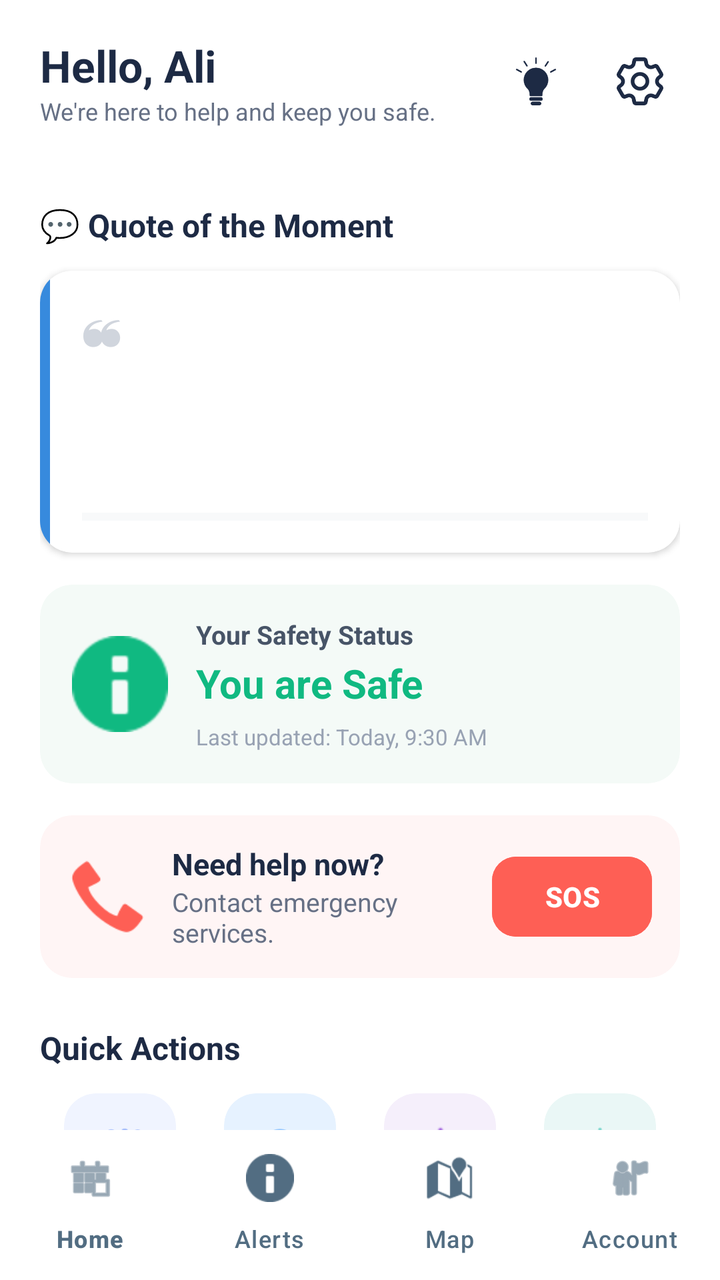
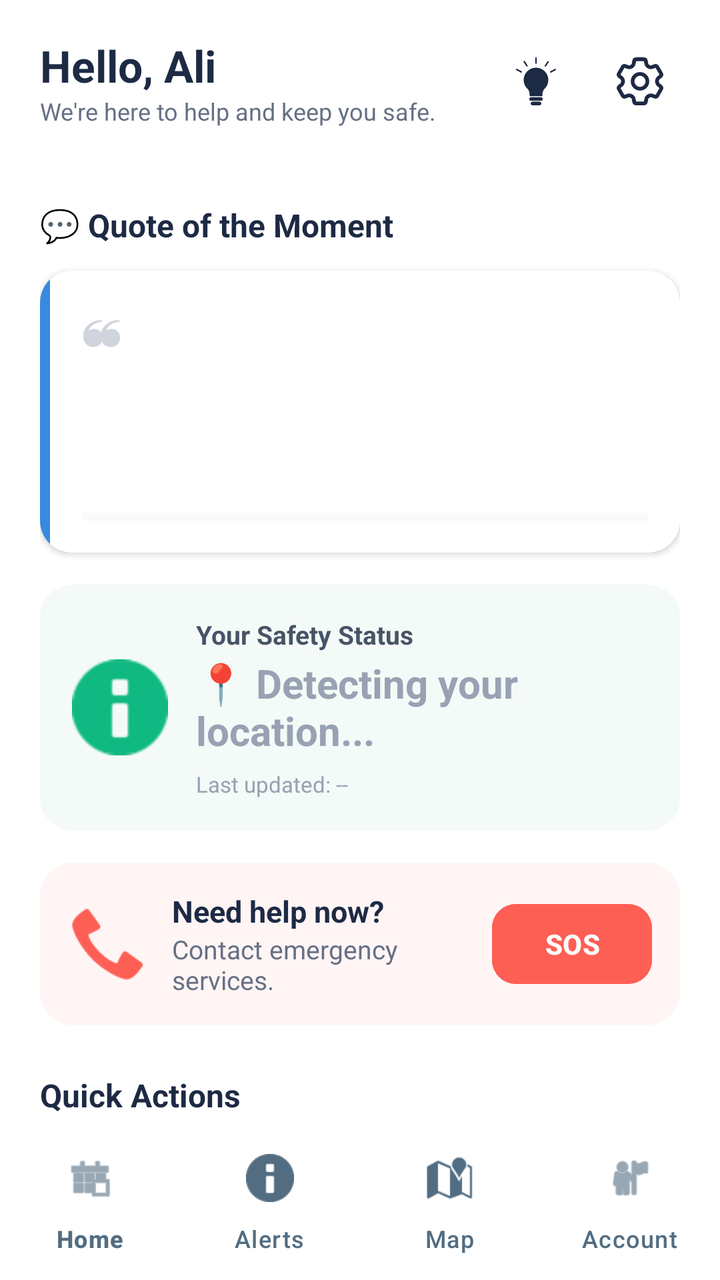

Screens rendered from an Android XML layout before and after an edit, with the pre-edit source and the edit as a unified diff.
<!-- AndroidManifest.xml: application theme Theme.Crises -->
<!-- res/layout/activity_home.xml -->
<?xml version="1.0" encoding="utf-8"?>
<RelativeLayout xmlns:android="http://schemas.android.com/apk/res/android"
    xmlns:app="http://schemas.android.com/apk/res-auto"
    android:id="@+id/main"
    android:layout_width="match_parent"
    android:layout_height="match_parent"
    android:background="#FFFFFF">

    
    <com.google.android.material.appbar.AppBarLayout
        android:id="@+id/topAppBar"
        android:layout_width="match_parent"
        android:layout_height="wrap_content"
        android:background="#FFFFFF"
        app:elevation="0dp">

        <RelativeLayout
            android:layout_width="match_parent"
            android:layout_height="wrap_content"
            android:paddingHorizontal="20dp"
            android:paddingVertical="18dp">

            <LinearLayout
                android:layout_width="wrap_content"
                android:layout_height="wrap_content"
                android:layout_alignParentStart="true"
                android:layout_centerVertical="true"
                android:orientation="vertical">

                <TextView
                    android:id="@+id/appBrandName"
                    android:layout_width="wrap_content"
                    android:layout_height="wrap_content"
                    android:text="Hello, Ali"
                    android:textColor="#1D2A44"
                    android:textSize="22sp"
                    android:textStyle="bold" />
                <TextView
                    android:layout_width="wrap_content"
                    android:layout_height="wrap_content"
                    android:text="We're here to help and keep you safe."
                    android:textColor="#667085"
                    android:textSize="12sp" />
            </LinearLayout>

            <LinearLayout
                android:layout_width="wrap_content"
                android:layout_height="wrap_content"
                android:layout_alignParentEnd="true"
                android:layout_centerVertical="true"
                android:gravity="center_vertical"
                android:orientation="horizontal">

                <ImageButton
                    android:id="@+id/notificationBtn"
                    android:layout_width="40dp"
                    android:layout_height="40dp"
                    android:layout_marginEnd="12dp"
                    android:background="?attr/selectableItemBackgroundBorderless"
                    android:padding="8dp"
                    android:scaleType="fitCenter"
                    android:src="@drawable/tips"
                    app:tint="#1D2A44" />

                <ImageButton
                    android:id="@+id/settingsBtn"
                    android:layout_width="40dp"
                    android:layout_height="40dp"
                    android:clickable="true"
                    android:focusable="true"
                    android:background="?attr/selectableItemBackgroundBorderless"
                    android:padding="8dp"
                    android:scaleType="fitCenter"
                    android:src="@drawable/setting"
                    app:tint="#1D2A44" />
            </LinearLayout>
        </RelativeLayout>
    </com.google.android.material.appbar.AppBarLayout>

    
    <ScrollView
        android:layout_width="match_parent"
        android:layout_height="match_parent"
        android:layout_above="@id/bottomNavigation"
        android:layout_below="@id/topAppBar"
        android:clipToPadding="false"
        android:scrollbars="none">

        <LinearLayout
            android:layout_width="match_parent"
            android:layout_height="wrap_content"
            android:orientation="vertical"
            android:padding="20dp">

            
            <TextView
                android:layout_width="wrap_content"
                android:layout_height="wrap_content"
                android:layout_marginBottom="12dp"
                android:text="💬 Quote of the Moment"
                android:textColor="#1D2A44"
                android:textSize="16sp"
                android:textStyle="bold" />

            <include
                android:id="@+id/quoteCardInclude"
                layout="@layout/item_quote_card" />

            
            <androidx.cardview.widget.CardView
                android:layout_width="match_parent"
                android:layout_height="wrap_content"
                android:layout_marginBottom="16dp"
                app:cardBackgroundColor="#F4FAF7"
                app:cardCornerRadius="16dp"
                app:cardElevation="0dp">

                <RelativeLayout
                    android:layout_width="match_parent"
                    android:layout_height="wrap_content"
                    android:padding="16dp">

                    <ImageView
                        android:id="@+id/shieldIcon"
                        android:layout_width="48dp"
                        android:layout_height="48dp"
                        android:layout_alignParentStart="true"
                        android:layout_centerVertical="true"
                        android:background="@android:color/transparent"
                        android:src="@android:drawable/ic_dialog_info"
                        app:tint="#10B981" />

                    <LinearLayout
                        android:layout_width="match_parent"
                        android:layout_height="wrap_content"
                        android:layout_centerVertical="true"
                        android:layout_marginStart="14dp"
                        android:layout_toEndOf="@id/shieldIcon"
                        android:orientation="vertical">

                        <TextView
                            android:layout_width="wrap_content"
                            android:layout_height="wrap_content"
                            android:text="Your Safety Status"
                            android:textColor="#475467"
                            android:textSize="13sp"
                            android:textStyle="bold" />

                        <TextView
                            android:layout_width="wrap_content"
                            android:layout_height="wrap_content"
                            android:layout_marginTop="2dp"
                            android:text="You are Safe"
                            android:textColor="#10B981"
                            android:textSize="20sp"
                            android:textStyle="bold" />

                        <TextView
                            android:layout_width="wrap_content"
                            android:layout_height="wrap_content"
                            android:layout_marginTop="6dp"
                            android:text="Last updated: Today, 9:30 AM"
                            android:textColor="#98A2B3"
                            android:textSize="11sp" />
                    </LinearLayout>
                </RelativeLayout>
            </androidx.cardview.widget.CardView>
            <androidx.cardview.widget.CardView
                android:id="@+id/profileBanner"
                android:layout_width="match_parent"
                android:layout_height="wrap_content"
                android:layout_marginBottom="16dp"
                android:visibility="gone"
                app:cardBackgroundColor="#FFFBEB"
                app:cardCornerRadius="14dp"
                app:cardElevation="0dp">

                <LinearLayout
                    android:layout_width="match_parent"
                    android:layout_height="wrap_content"
                    android:orientation="horizontal"
                    android:gravity="center_vertical"
                    android:padding="14dp">

                    <ImageView
                        android:layout_width="28dp"
                        android:layout_height="28dp"
                        android:src="@android:drawable/ic_dialog_info"
                        app:tint="#F59E0B"
                        android:layout_marginEnd="12dp" />

                    <LinearLayout
                        android:layout_width="0dp"
                        android:layout_height="wrap_content"
                        android:layout_weight="1"
                        android:orientation="vertical">

                        <TextView
                            android:layout_width="wrap_content"
                            android:layout_height="wrap_content"
                            android:text="Complete your profile"
                            android:textColor="#92400E"
                            android:textSize="13sp"
                            android:textStyle="bold" />

                        <TextView
                            android:layout_width="wrap_content"
                            android:layout_height="wrap_content"
                            android:text="Help emergency services reach you faster."
                            android:textColor="#B45309"
                            android:textSize="11sp"
                            android:layout_marginTop="2dp" />
                    </LinearLayout>

                    <Button
                        android:id="@+id/btnCompleteProfile"
                        android:layout_width="wrap_content"
                        android:layout_height="36dp"
                        android:text="Continue"
                        android:textSize="12sp"
                        android:textColor="#FFFFFF"
                        android:backgroundTint="#F59E0B"
                        android:insetTop="0dp"
                        android:insetBottom="0dp"
                        android:layout_marginStart="10dp"
                        app:cornerRadius="8dp" />

                </LinearLayout>
            </androidx.cardview.widget.CardView>

            
            <androidx.cardview.widget.CardView
                android:layout_width="match_parent"
                android:layout_height="wrap_content"
                android:layout_marginBottom="24dp"
                app:cardBackgroundColor="#FFF5F5"
                app:cardCornerRadius="16dp"
                app:cardElevation="0dp">

                <RelativeLayout
                    android:layout_width="match_parent"
                    android:layout_height="wrap_content"
                    android:padding="14dp">

                    <ImageView
                        android:id="@+id/phoneIcon"
                        android:layout_width="40dp"
                        android:layout_height="40dp"
                        android:layout_alignParentStart="true"
                        android:layout_centerVertical="true"
                        android:src="@android:drawable/stat_sys_phone_call"
                        app:tint="#FE5F55" />

                    <LinearLayout
                        android:layout_width="wrap_content"
                        android:layout_height="wrap_content"
                        android:layout_centerVertical="true"
                        android:layout_marginStart="12dp"
                        android:layout_toStartOf="@id/sosButton"
                        android:layout_toEndOf="@id/phoneIcon"
                        android:orientation="vertical">

                        <TextView
                            android:layout_width="wrap_content"
                            android:layout_height="wrap_content"
                            android:text="Need help now?"
                            android:textColor="#1D2A44"
                            android:textSize="15sp"
                            android:textStyle="bold" />

                        <TextView
                            android:layout_width="wrap_content"
                            android:layout_height="wrap_content"
                            android:text="Contact emergency services."
                            android:textColor="#667085"
                            android:textSize="13sp" />
                    </LinearLayout>

                    <Button
                        android:id="@+id/sosButton"
                        android:layout_width="80dp"
                        android:layout_height="40dp"
                        android:layout_alignParentEnd="true"
                        android:layout_centerVertical="true"
                        android:backgroundTint="#FE5F55"
                        android:insetTop="0dp"
                        android:insetBottom="0dp"
                        android:text="SOS"
                        android:textColor="#FFFFFF"
                        android:textStyle="bold"
                        app:cornerRadius="12dp" />
                </RelativeLayout>
            </androidx.cardview.widget.CardView>

            
            <TextView
                android:layout_width="wrap_content"
                android:layout_height="wrap_content"
                android:layout_marginBottom="12dp"
                android:text="Quick Actions"
                android:textColor="#1D2A44"
                android:textSize="16sp"
                android:textStyle="bold" />

            <LinearLayout
                android:layout_width="match_parent"
                android:layout_height="wrap_content"
                android:layout_marginBottom="24dp"
                android:baselineAligned="false"
                android:orientation="horizontal">

                <LinearLayout
                    android:id="@+id/btnFindShelter"
                    android:layout_width="0dp"
                    android:layout_height="wrap_content"
                    android:layout_weight="1"
                    android:gravity="center"
                    android:orientation="vertical">

                    <androidx.cardview.widget.CardView
                        android:layout_width="56dp"
                        android:layout_height="56dp"
                        app:cardBackgroundColor="#F0F4FF"
                        app:cardCornerRadius="16dp"
                        app:cardElevation="0dp">

                        <ImageView
                            android:layout_width="28dp"
                            android:layout_height="28dp"
                            android:layout_gravity="center"
                            android:src="@android:drawable/ic_menu_myplaces"
                            app:tint="#2F66F6" />
                    </androidx.cardview.widget.CardView>

                    <TextView
                        android:layout_width="wrap_content"
                        android:layout_height="wrap_content"
                        android:layout_marginTop="8dp"
                        android:gravity="center"
                        android:text="Find\nShelter"
                        android:textColor="#1D2A44"
                        android:textSize="12sp"
                        android:textStyle="bold" />
                </LinearLayout>

                <LinearLayout
                    android:id="@+id/btnMedicalHelp"
                    android:layout_width="0dp"
                    android:layout_height="wrap_content"
                    android:layout_weight="1"
                    android:gravity="center"
                    android:orientation="vertical">

                    <androidx.cardview.widget.CardView
                        android:layout_width="56dp"
                        android:layout_height="56dp"
                        app:cardBackgroundColor="#E6F2FF"
                        app:cardCornerRadius="16dp"
                        app:cardElevation="0dp">

                        <ImageView
                            android:layout_width="28dp"
                            android:layout_height="28dp"
                            android:layout_gravity="center"
                            android:src="@android:drawable/ic_menu_add"
                            app:tint="#007AFF" />
                    </androidx.cardview.widget.CardView>

                    <TextView
                        android:layout_width="wrap_content"
                        android:layout_height="wrap_content"
                        android:layout_marginTop="8dp"
                        android:gravity="center"
                        android:text="Medical\nHelp"
                        android:textColor="#1D2A44"
                        android:textSize="12sp"
                        android:textStyle="bold" />
                </LinearLayout>

                <LinearLayout
                    android:id="@+id/btnEmotionalSupport"
                    android:layout_width="0dp"
                    android:layout_height="wrap_content"
                    android:layout_weight="1"
                    android:gravity="center"
                    android:orientation="vertical">

                    <androidx.cardview.widget.CardView
                        android:layout_width="56dp"
                        android:layout_height="56dp"
                        app:cardBackgroundColor="#F5EFFB"
                        app:cardCornerRadius="16dp"
                        app:cardElevation="0dp">

                        <ImageView
                            android:layout_width="28dp"
                            android:layout_height="28dp"
                            android:layout_gravity="center"
                            android:src="@android:drawable/btn_star_big_on"
                            app:tint="#9D5CDB" />
                    </androidx.cardview.widget.CardView>

                    <TextView
                        android:layout_width="wrap_content"
                        android:layout_height="wrap_content"
                        android:layout_marginTop="8dp"
                        android:gravity="center"
                        android:text="Emotional\nSupport"
                        android:textColor="#1D2A44"
                        android:textSize="12sp"
                        android:textStyle="bold" />
                </LinearLayout>

                <LinearLayout
                    android:id="@+id/btnNeeds"
                    android:layout_width="0dp"
                    android:layout_height="80dp"
                    android:layout_weight="1"
                    android:gravity="center"
                    android:orientation="vertical">

                    <androidx.cardview.widget.CardView
                        android:layout_width="56dp"
                        android:layout_height="56dp"
                        app:cardBackgroundColor="#EAF7F6"
                        app:cardCornerRadius="16dp"
                        app:cardElevation="0dp">

                        <ImageView
                            android:layout_width="28dp"
                            android:layout_height="28dp"
                            android:layout_gravity="center"
                            android:src="@android:drawable/ic_menu_compass"
                            app:tint="#14B8A6" />
                    </androidx.cardview.widget.CardView>

                    <TextView
                        android:layout_width="wrap_content"
                        android:layout_height="wrap_content"
                        android:layout_marginTop="8dp"
                        android:gravity="center"
                        android:text="Needs"
                        android:textColor="#1D2A44"
                        android:textSize="12sp"
                        android:textStyle="bold" />
                </LinearLayout>
            </LinearLayout>

            
            <TextView
                android:layout_width="wrap_content"
                android:layout_height="wrap_content"
                android:layout_marginBottom="12dp"
                android:text="📰 Latest News"
                android:textColor="#1D2A44"
                android:textSize="16sp"
                android:textStyle="bold" />

            
            <androidx.cardview.widget.CardView
                android:id="@+id/newsCard"
                android:layout_width="match_parent"
                android:layout_height="wrap_content"
                android:layout_marginBottom="14dp"
                android:clickable="true"
                android:focusable="true"
                android:foreground="?android:attr/selectableItemBackground"
                app:cardBackgroundColor="#FFFFFF"
                app:cardCornerRadius="16dp"
                app:cardElevation="1dp">

                <LinearLayout
                    android:layout_width="match_parent"
                    android:layout_height="wrap_content"
                    android:orientation="vertical"
                    android:padding="16dp">

                    
                    <RelativeLayout
                        android:layout_width="match_parent"
                        android:layout_height="wrap_content"
                        android:layout_marginBottom="10dp">

                        <TextView
                            android:id="@+id/newsCategory"
                            android:layout_width="wrap_content"
                            android:layout_height="wrap_content"
                            android:layout_alignParentStart="true"
                            android:layout_centerVertical="true"
                            android:background="@drawable/badge_blue_bg"
                            android:paddingHorizontal="10dp"
                            android:paddingVertical="4dp"
                            android:text="SAFETY UPDATE"
                            android:textColor="#2F66F6"
                            android:textSize="10sp"
                            android:textStyle="bold"
                            android:letterSpacing="0.08" />

                        <ImageView
                            android:layout_width="20dp"
                            android:layout_height="20dp"
                            android:layout_alignParentEnd="true"
                            android:layout_centerVertical="true"
                            android:src="@android:drawable/ic_menu_more"
                            android:alpha="0.35" />

                    </RelativeLayout>

                    
                    <TextView
                        android:id="@+id/newsTitle"
                        android:layout_width="match_parent"
                        android:layout_height="wrap_content"
                        android:text="New emergency response guidelines released by authorities"
                        android:textColor="#111827"
                        android:textSize="15sp"
                        android:textStyle="bold"
                        android:lineSpacingExtra="3dp"
                        android:layout_marginBottom="12dp" />

                    
                    <View
                        android:layout_width="match_parent"
                        android:layout_height="0.8dp"
                        android:background="#F2F4F7"
                        android:layout_marginBottom="12dp" />

                    
                    <RelativeLayout
                        android:layout_width="match_parent"
                        android:layout_height="wrap_content">

                        <TextView
                            android:id="@+id/newsTag"
                            android:layout_width="wrap_content"
                            android:layout_height="wrap_content"
                            android:layout_alignParentStart="true"
                            android:layout_centerVertical="true"
                            android:text="#Breaking"
                            android:textColor="#9CA3AF"
                            android:textSize="12sp" />

                        <TextView
                            android:layout_width="wrap_content"
                            android:layout_height="wrap_content"
                            android:layout_alignParentEnd="true"
                            android:layout_centerVertical="true"
                            android:text="Read more →"
                            android:textColor="#2F66F6"
                            android:textSize="12sp"
                            android:textStyle="bold" />

                    </RelativeLayout>

                </LinearLayout>

            </androidx.cardview.widget.CardView>
        </LinearLayout>
    </ScrollView>

    
    <com.google.android.material.bottomnavigation.BottomNavigationView
        android:id="@+id/bottomNavigation"
        android:layout_width="match_parent"
        android:layout_height="75dp"
        android:layout_alignParentBottom="true"
        android:background="@drawable/footer_background"
        app:elevation="12dp"
        app:itemIconTint="#526D82"
        app:itemTextColor="#526D82"
        app:labelVisibilityMode="labeled"
        app:menu="@menu/bottom_nav_menu" />

</RelativeLayout>
<!-- res/layout/item_quote_card.xml (included above) -->
<?xml version="1.0" encoding="utf-8"?>
<androidx.cardview.widget.CardView
    xmlns:android="http://schemas.android.com/apk/res/android"
    xmlns:app="http://schemas.android.com/apk/res-auto"
    android:layout_width="match_parent"
    android:layout_height="wrap_content"
    android:layout_marginBottom="16dp"
    app:cardCornerRadius="16dp"
    app:cardElevation="2dp"
    app:cardBackgroundColor="#FFFFFF">

    <LinearLayout
        android:layout_width="match_parent"
        android:layout_height="wrap_content"
        android:orientation="horizontal">

        
        <View
            android:id="@+id/quoteAccentStrip"
            android:layout_width="5dp"
            android:layout_height="match_parent"
            android:background="#378ADD" />

        <LinearLayout
            android:layout_width="match_parent"
            android:layout_height="wrap_content"
            android:orientation="vertical"
            android:padding="16dp">

            
            <TextView
                android:layout_width="wrap_content"
                android:layout_height="wrap_content"
                android:text="❝"
                android:textSize="28sp"
                android:textColor="#D0D5DD"
                android:layout_marginBottom="6dp" />

            
            <TextView
                android:id="@+id/tvQuoteText"
                android:layout_width="match_parent"
                android:layout_height="wrap_content"
                android:text=""
                android:textColor="#1D2A44"
                android:textSize="15sp"
                android:lineSpacingExtra="4dp" />

            
            <TextView
                android:id="@+id/tvQuoteAuthor"
                android:layout_width="wrap_content"
                android:layout_height="wrap_content"
                android:layout_marginTop="10dp"
                android:text=""
                android:textColor="#667085"
                android:textSize="12sp"
                android:textStyle="italic" />

            
            <ProgressBar
                android:id="@+id/quoteProgress"
                style="@style/Widget.AppCompat.ProgressBar.Horizontal"
                android:layout_width="match_parent"
                android:layout_height="4dp"
                android:layout_marginTop="14dp"
                android:max="100"
                android:progress="0"
                android:progressTint="#378ADD"
                android:progressBackgroundTint="#E4E7EC" />

        </LinearLayout>
    </LinearLayout>
</androidx.cardview.widget.CardView>
<!-- resources referenced by this layout -->
<resources>
  <!-- drawable badge_blue_bg (drawable) -->
  <?xml version="1.0" encoding="utf-8"?>
  <shape xmlns:android="http://schemas.android.com/apk/res/android"
      android:shape="rectangle">
      <solid android:color="#EEF2FF" />
      <corners android:radius="6dp" />
  </shape>
  <!-- drawable footer_background (drawable) -->
  <?xml version="1.0" encoding="utf-8"?>
  <shape xmlns:android="http://schemas.android.com/apk/res/android">
      <solid android:color="#FFFFFF" />
      <corners
          android:topLeftRadius="30dp"
          android:topRightRadius="30dp" />
  </shape>
  <!-- drawable setting: png bitmap (drawable, 3784 bytes) -->
  <!-- drawable tips: png bitmap (drawable, 4911 bytes) -->
  <style name="Theme.Crises" parent="Base.Theme.Crises" />
  <style name="Base.Theme.Crises" parent="Theme.Material3.DayNight.NoActionBar">
  
      </style>
</resources>

<!-- the commit's change to res/layout/activity_home.xml (unified diff, before → after) -->
@@ -108,6 +108,7 @@
 
             
             <androidx.cardview.widget.CardView
+                android:id="@+id/safetyCard"
                 android:layout_width="match_parent"
                 android:layout_height="wrap_content"
                 android:layout_marginBottom="16dp"
@@ -126,7 +127,6 @@
                         android:layout_height="48dp"
                         android:layout_alignParentStart="true"
                         android:layout_centerVertical="true"
-                        android:background="@android:color/transparent"
                         android:src="@android:drawable/ic_dialog_info"
                         app:tint="#10B981" />
 
@@ -146,20 +146,24 @@
                             android:textSize="13sp"
                             android:textStyle="bold" />
 
-                        <TextView
+                        
+                        <TextView
+                            android:id="@+id/tvSafetyStatus"
                             android:layout_width="wrap_content"
                             android:layout_height="wrap_content"
                             android:layout_marginTop="2dp"
-                            android:text="You are Safe"
-                            android:textColor="#10B981"
+                            android:text="📍 Detecting your location..."
+                            android:textColor="#98A2B3"
                             android:textSize="20sp"
                             android:textStyle="bold" />
 
-                        <TextView
+                        
+                        <TextView
+                            android:id="@+id/tvSafetyLastUpdated"
                             android:layout_width="wrap_content"
                             android:layout_height="wrap_content"
                             android:layout_marginTop="6dp"
-                            android:text="Last updated: Today, 9:30 AM"
+                            android:text="Last updated: --"
                             android:textColor="#98A2B3"
                             android:textSize="11sp" />
                     </LinearLayout>
